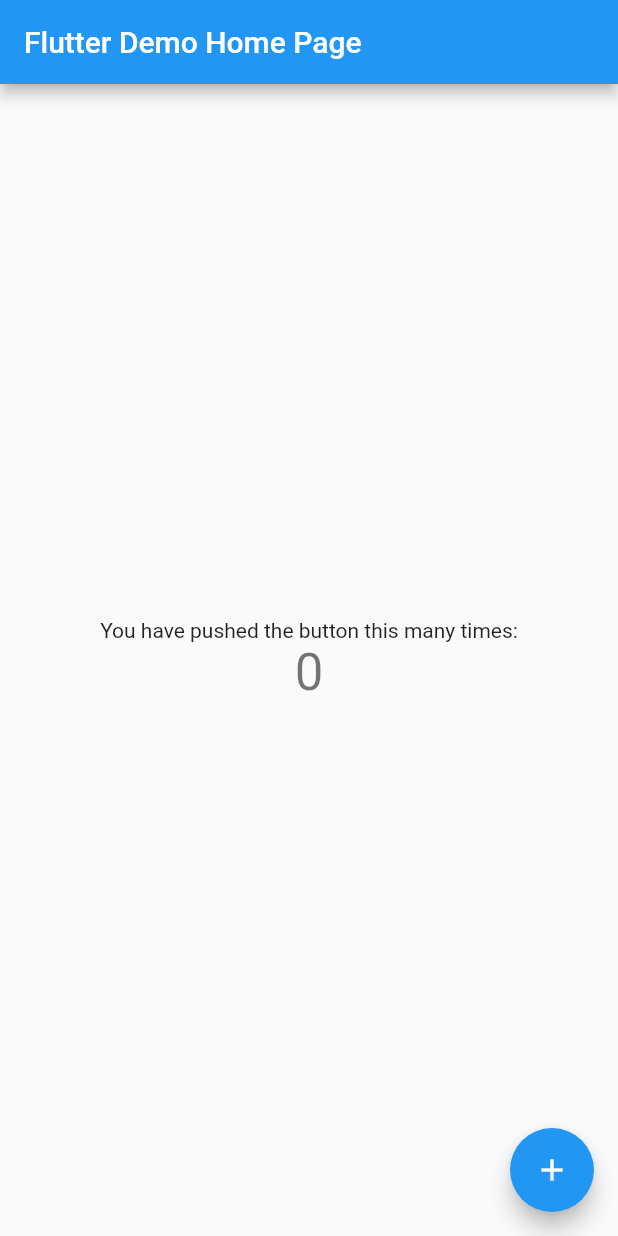
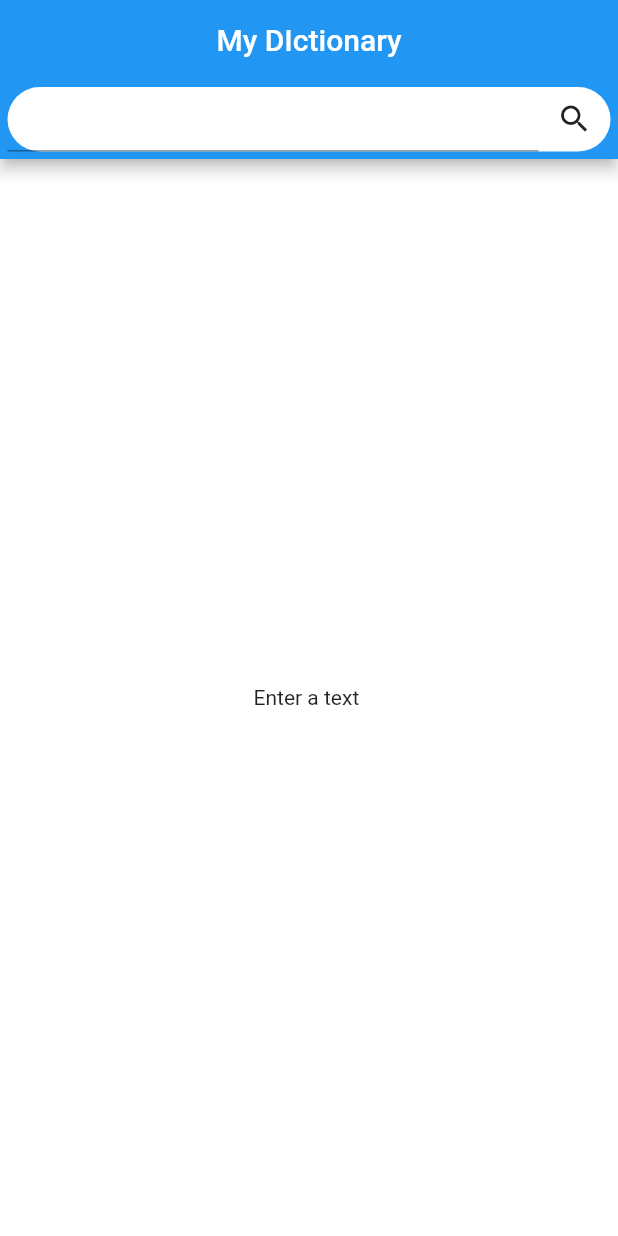
Before and after one commit to gyatashoa/Dictionary, a Flutter app: the screen it shows after launch, on a phone screen of 412 x 824 dp. Run offline on Flutter 3.47's test engine with Material 2 defaults, Android fonts, the phone set to English and light mode, and no system bars.

Commit message:
app_completed_but_with_some_bugs

```diff
--- a/lib/main.dart
+++ b/lib/main.dart
@@ -1,3 +1,4 @@
+import 'package:dictionary/screens/home.dart';
 import 'package:flutter/material.dart';
 
 void main() {
@@ -11,107 +12,10 @@ class MyApp extends StatelessWidget {
     return MaterialApp(
       title: 'Flutter Demo',
       theme: ThemeData(
-        // This is the theme of your application.
-        //
-        // Try running your application with "flutter run". You'll see the
-        // application has a blue toolbar. Then, without quitting the app, try
-        // changing the primarySwatch below to Colors.green and then invoke
-        // "hot reload" (press "r" in the console where you ran "flutter run",
-        // or simply save your changes to "hot reload" in a Flutter IDE).
-        // Notice that the counter didn't reset back to zero; the application
-        // is not restarted.
         primarySwatch: Colors.blue,
-        // This makes the visual density adapt to the platform that you run
-        // the app on. For desktop platforms, the controls will be smaller and
-        // closer together (more dense) than on mobile platforms.
         visualDensity: VisualDensity.adaptivePlatformDensity,
       ),
-      home: MyHomePage(title: 'Flutter Demo Home Page'),
+      home: HomePage(),
     );
   }
 }
-
-class MyHomePage extends StatefulWidget {
-  MyHomePage({Key key, this.title}) : super(key: key);
-
-  // This widget is the home page of your application. It is stateful, meaning
-  // that it has a State object (defined below) that contains fields that affect
-  // how it looks.
-
-  // This class is the configuration for the state. It holds the values (in this
-  // case the title) provided by the parent (in this case the App widget) and
-  // used by the build method of the State. Fields in a Widget subclass are
-  // always marked "final".
-
-  final String title;
-
-  @override
-  _MyHomePageState createState() => _MyHomePageState();
-}
-
-class _MyHomePageState extends State<MyHomePage> {
-  int _counter = 0;
-
-  void _incrementCounter() {
-    setState(() {
-      // This call to setState tells the Flutter framework that something has
-      // changed in this State, which causes it to rerun the build method below
-      // so that the display can reflect the updated values. If we changed
-      // _counter without calling setState(), then the build method would not be
-      // called again, and so nothing would appear to happen.
-      _counter++;
-    });
-  }
-
-  @override
-  Widget build(BuildContext context) {
-    // This method is rerun every time setState is called, for instance as done
-    // by the _incrementCounter method above.
-    //
-    // The Flutter framework has been optimized to make rerunning build methods
-    // fast, so that you can just rebuild anything that needs updating rather
-    // than having to individually change instances of widgets.
-    return Scaffold(
-      appBar: AppBar(
-        // Here we take the value from the MyHomePage object that was created by
-        // the App.build method, and use it to set our appbar title.
-        title: Text(widget.title),
-      ),
-      body: Center(
-        // Center is a layout widget. It takes a single child and positions it
-        // in the middle of the parent.
-        child: Column(
-          // Column is also a layout widget. It takes a list of children and
-          // arranges them vertically. By default, it sizes itself to fit its
-          // children horizontally, and tries to be as tall as its parent.
-          //
-          // Invoke "debug painting" (press "p" in the console, choose the
-          // "Toggle Debug Paint" action from the Flutter Inspector in Android
-          // Studio, or the "Toggle Debug Paint" command in Visual Studio Code)
-          // to see the wireframe for each widget.
-          //
-          // Column has various properties to control how it sizes itself and
-          // how it positions its children. Here we use mainAxisAlignment to
-          // center the children vertically; the main axis here is the vertical
-          // axis because Columns are vertical (the cross axis would be
-          // horizontal).
-          mainAxisAlignment: MainAxisAlignment.center,
-          children: <Widget>[
-            Text(
-              'You have pushed the button this many times:',
-            ),
-            Text(
-              '$_counter',
-              style: Theme.of(context).textTheme.headline4,
-            ),
-          ],
-        ),
-      ),
-      floatingActionButton: FloatingActionButton(
-        onPressed: _incrementCounter,
-        tooltip: 'Increment',
-        child: Icon(Icons.add),
-      ), // This trailing comma makes auto-formatting nicer for build methods.
-    );
-  }
-}
--- /dev/null
+++ b/lib/screens/home.dart
@@ -0,0 +1,120 @@
+import 'dart:async';
+import 'dart:convert';
+
+import 'package:flutter/material.dart';
+import 'package:http/http.dart';
+
+class HomePage extends StatefulWidget {
+  @override
+  _HomePageState createState() => _HomePageState();
+}
+
+class _HomePageState extends State<HomePage> {
+  final String url = "https://owlbot.info/api/v4/dictionary/";
+  final String token = "4da368d14109150eb0291884b18ab61c24364ae0";
+  StreamController _streamController = StreamController();
+  Stream _stream;
+  TextEditingController _textEditingController = TextEditingController();
+  @override
+  void initState() {
+    // TODO: implement initState
+    super.initState();
+    _streamController = StreamController();
+    _stream = _streamController.stream;
+  }
+
+  void _search() async {
+    if (_textEditingController.text.isEmpty) {
+      _streamController.add(null);
+    }
+    _streamController.add("waiting");
+    var response = await get(url + _textEditingController.text,
+        headers: {"Authorization": "Token " + token});
+    print(response.body);
+    _streamController.add(jsonDecode(response.body));
+  }
+
+  @override
+  Widget build(BuildContext context) {
+    return Scaffold(
+      appBar: AppBar(
+        title: Text("My DIctionary"),
+        centerTitle: true,
+        bottom: PreferredSize(
+            child: Container(
+              child: Expanded(
+                  child: Container(
+                      decoration: BoxDecoration(
+                          color: Colors.white,
+                          borderRadius: BorderRadius.circular(30)),
+                      margin: EdgeInsets.all(5),
+                      child: Row(
+                        children: <Widget>[
+                          Expanded(
+                              child: TextField(
+                            controller: _textEditingController,
+                          )),
+                          IconButton(
+                              icon: Icon(Icons.search), onPressed: _search)
+                        ],
+                      ))),
+            ),
+            preferredSize: Size.fromHeight(50)),
+      ),
+      body: Container(
+        color: Colors.white,
+        child: StreamBuilder(
+            stream: _stream,
+            builder: (context, snapshot) {
+              if (snapshot.data == null) {
+                return Center(
+                  child: Text("Enter a text "),
+                );
+              }
+              if (snapshot.data == "waiting") {
+                return Center(
+                  child: CircularProgressIndicator(),
+                );
+              }
+              // if (snapshot.data[0]["definitions"] == null ) {
+              //   return Center(
+              //     child: Text("No definitions found"),
+              //   );
+              // }
+              return Container(
+                child: Container(
+                  child: ListView.builder(
+                      itemCount: snapshot.data["definitions"].length,
+                      itemBuilder: (context, i) => ListBody(
+                            children: <Widget>[
+                              Container(
+                                margin: EdgeInsets.all(8),
+                                color: Colors.grey[300],
+                                child: ListTile(
+                                  leading: snapshot.data["definitions"][i]
+                                              ["image_url"] ==
+                                          null
+                                      ? null
+                                      : CircleAvatar(
+                                          backgroundImage: NetworkImage(
+                                              snapshot.data["definitions"][i]
+                                                  ["image_url"]),
+                                        ),
+                                  title: Text(_textEditingController.text +
+                                      " (${snapshot.data["definitions"][i]["type"].toString()})"),
+                                ),
+                              ),
+                              Padding(
+                                padding: EdgeInsets.symmetric(horizontal: 10),
+                                child: Text(
+                                    " (${snapshot.data["definitions"][i]["definition"].toString()})"),
+                              )
+                            ],
+                          )),
+                ),
+              );
+            }),
+      ),
+    );
+  }
+}
--- a/pubspec.yaml
+++ b/pubspec.yaml
@@ -29,7 +29,7 @@ dependencies:
   # Use with the CupertinoIcons class for iOS style icons.
   cupertino_icons: ^0.1.3
   http: ^0.12.1
-  shared_preferences: ^0.5.7+3
+  # shared_preferences: ^0.5.7+3
 
 dev_dependencies:
   flutter_test:
```
Also changed, not shown: pubspec.lock.
